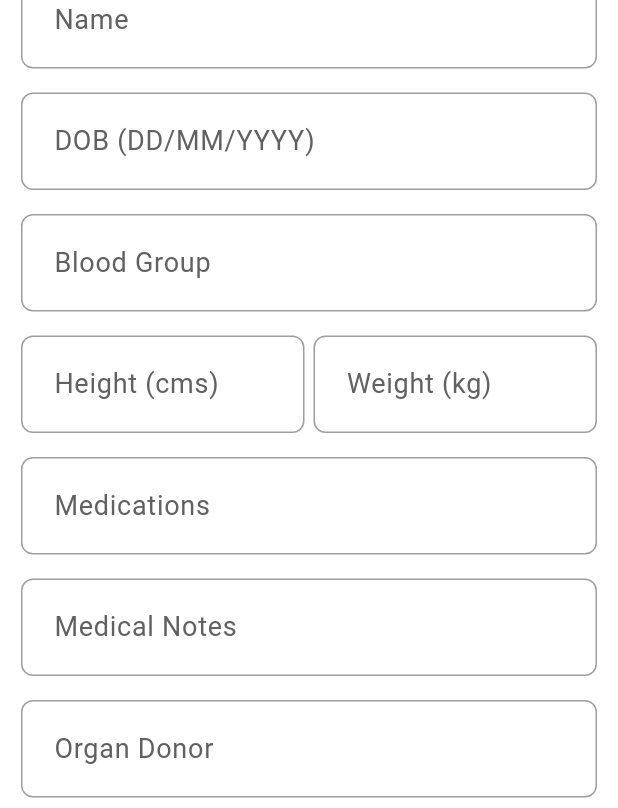
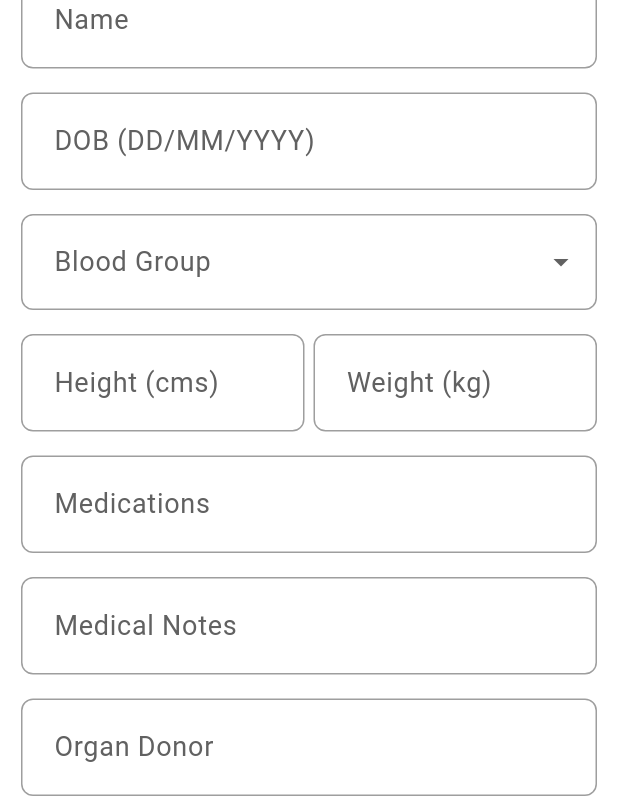
Before and after one commit to Pragades-Rajagopal/pillie-app, a Flutter app: the ViewProfilePage screen opened directly with empty values, after a tap on "Edit Profile", on a phone screen of 412 x 824 dp. Shown: the part 428-1236 px from the top of the screen. Run offline on Flutter 3.47's test engine with Material 3 defaults, Android fonts, the phone set to English and light mode, and no system bars; our stand-ins replace image_picker, supabase_flutter; accounts and stored records are empty; statements that could not run were skipped.

Commit message:
added edit profile functionality

```diff
--- a/lib/app/profile/pages/edit_profile_page.dart
+++ b/lib/app/profile/pages/edit_profile_page.dart
@@ -4,12 +4,13 @@ import 'package:flutter/material.dart';
 import 'package:flutter/services.dart';
 
 import 'package:image_picker/image_picker.dart';
-import 'package:pillie/app/pill/pages/pill_list_page.dart';
+import 'package:pillie/components/drop_down_field.dart';
 import 'package:pillie/components/text_button.dart';
 import 'package:pillie/components/text_form_field.dart';
 import 'package:pillie/app/user/services/user_service.dart';
 import 'package:pillie/models/user_model.dart';
 import 'package:pillie/utils/dotenv.dart';
+import 'package:pillie/utils/helper_functions.dart';
 import 'package:supabase_flutter/supabase_flutter.dart';
 
 // Custom input formatter for DD/MM/YYYY
@@ -44,7 +45,7 @@ class EditProfilePage extends StatefulWidget {
 }
 
 class _EditProfilePageState extends State<EditProfilePage> {
-  final db = UserService();
+  final UserService userService = UserService();
   final GlobalKey<FormState> _formKey = GlobalKey<FormState>();
   final _nameController = TextEditingController();
   final _dobController = TextEditingController();
@@ -55,7 +56,46 @@ class _EditProfilePageState extends State<EditProfilePage> {
   final _medicationController = TextEditingController();
   final _medicalNotesController = TextEditingController();
   final _organDonorController = TextEditingController();
+  String _imgUrl = "";
   File? _imgFile;
+
+  // if the route is not "/", then load existing user data
+  @override
+  void initState() {
+    super.initState();
+    if (widget.route != "/") {
+      _loadUserData();
+    }
+  }
+
+  void _loadUserData() async {
+    final userInfo = await userService.getUser(widget.userId);
+    if (userInfo != null && userInfo.isNotEmpty) {
+      final user = UserModel.fromMap(userInfo[0]);
+      setState(() {
+        _nameController.text = user.name ?? '';
+        _dobController.text = convertDateFormat(
+          user.dob!,
+          format: 'dmy',
+          separator: '-',
+        );
+        _bloodGroupController.text = user.bloodGroup ?? '';
+        _heightController.text = user.height != null
+            ? user.height.toString()
+            : '';
+        _weightController.text = user.weight != null
+            ? user.weight.toString()
+            : '';
+        _medicationController.text = user.medications ?? '';
+        _medicalNotesController.text = user.medicalNotes ?? '';
+        _organDonorController.text = user.organDonor ?? '';
+        // Load image from URL if available
+        if (user.img != null && user.img!.isNotEmpty) {
+          _imgUrl = user.img!;
+        }
+      });
+    }
+  }
 
   Future pickImage() async {
     final ImagePicker picker = ImagePicker();
@@ -87,10 +127,10 @@ class _EditProfilePageState extends State<EditProfilePage> {
       // Check if text fields are not null
       if (_formKey.currentState!.validate()) {
         final imageUrl = await uploadImage();
-        await db.addUser(
+        await userService.upsertUser(
           UserModel(
             name: _nameController.text,
-            img: imageUrl,
+            img: imageUrl ?? _imgUrl,
             dob: sanitizeInput(_dobController),
             height: _heightController.text.isNotEmpty
                 ? int.tryParse(sanitizeInput(_heightController).toString())
@@ -105,13 +145,11 @@ class _EditProfilePageState extends State<EditProfilePage> {
           ),
         );
         if (mounted) {
-          Navigator.push(
-            context,
-            MaterialPageRoute(builder: (context) => const PillListPage()),
-          );
+          Navigator.of(context).pop(true);
         }
       }
     } catch (e) {
+      print(e);
       if (mounted) {
         ScaffoldMessenger.of(
           context,
@@ -161,6 +199,11 @@ class _EditProfilePageState extends State<EditProfilePage> {
                           CircleAvatar(
                             radius: 80,
                             backgroundImage: FileImage(_imgFile!),
+                          ),
+                        } else if (_imgUrl.isNotEmpty) ...{
+                          CircleAvatar(
+                            radius: 80,
+                            backgroundImage: NetworkImage(_imgUrl),
                           ),
                         } else ...{
                           CircleAvatar(
@@ -222,15 +265,20 @@ class _EditProfilePageState extends State<EditProfilePage> {
                       },
                     ),
                     const SizedBox(height: 16),
-                    AppTextFormField(
-                      labelText: 'Blood Group',
-                      textController: _bloodGroupController,
-                      validator: (value) {
-                        if (value!.isNotEmpty && value.length <= 1) {
-                          return "Enter the appropriate blood group";
-                        }
-                        return null;
-                      },
+                    // AppTextFormField(
+                    //   labelText: 'Blood Group',
+                    //   textController: _bloodGroupController,
+                    //   validator: (value) {
+                    //     if (value!.isNotEmpty && value.length <= 1) {
+                    //       return "Enter the appropriate blood group";
+                    //     }
+                    //     return null;
+                    //   },
+                    // ),
+                    AppDropDownField(
+                      items: ['A+', 'A-', 'B+', 'B-', 'AB+', 'AB-', 'O+', 'O-'],
+                      controller: _bloodGroupController,
+                      label: 'Blood Group',
                     ),
                     const SizedBox(height: 16),
                     Row(
--- a/lib/app/profile/pages/view_profile_page.dart
+++ b/lib/app/profile/pages/view_profile_page.dart
@@ -2,6 +2,7 @@ import 'package:flutter/material.dart';
 import 'package:pillie/app/profile/pages/edit_profile_page.dart';
 import 'package:pillie/components/text_link.dart';
 import 'package:pillie/models/user_model.dart';
+import 'package:pillie/app/user/services/user_service.dart';
 import 'package:pillie/utils/helper_functions.dart';
 
 class ViewProfilePage extends StatefulWidget {
@@ -13,9 +14,27 @@ class ViewProfilePage extends StatefulWidget {
 }
 
 class _ViewProfilePageState extends State<ViewProfilePage> {
+  UserModel? _userInfo;
+  final UserService _userService = UserService();
+
+  @override
+  void initState() {
+    super.initState();
+    _userInfo = widget.userProfileInfo;
+  }
+
+  Future<void> _refreshUserInfo() async {
+    final userInfoList = await _userService.getUser(_userInfo?.id ?? "");
+    if (userInfoList != null && userInfoList.isNotEmpty) {
+      setState(() {
+        _userInfo = UserModel.fromMap(userInfoList[0]);
+      });
+    }
+  }
+
   @override
   Widget build(BuildContext context) {
-    final userInfo = widget.userProfileInfo;
+    final userInfo = _userInfo;
     return Scaffold(
       body: CustomScrollView(
         slivers: [
@@ -34,7 +53,7 @@ class _ViewProfilePageState extends State<ViewProfilePage> {
                       mainAxisAlignment: MainAxisAlignment.end,
                       children: [
                         Text(
-                          '${userInfo.name}',
+                          userInfo?.name ?? '-',
                           style: const TextStyle(
                             color: Colors.black,
                             fontSize: 14.0,
@@ -44,9 +63,17 @@ class _ViewProfilePageState extends State<ViewProfilePage> {
                       ],
                     ),
                   ),
+                  if (userInfo?.img != null && userInfo!.img!.isNotEmpty) ...{
                     CircleAvatar(
                       backgroundImage: NetworkImage('${userInfo.img}'),
                     ),
+                  } else ...{
+                    const CircleAvatar(
+                      radius: 20,
+                      backgroundColor: Colors.white,
+                      child: Icon(Icons.person, size: 32, color: Colors.blue),
+                    ),
+                  },
                 ],
               ),
               stretchModes: const [StretchMode.fadeTitle],
@@ -62,12 +89,12 @@ class _ViewProfilePageState extends State<ViewProfilePage> {
               child: Column(
                 crossAxisAlignment: CrossAxisAlignment.start,
                 children: [
-                  dataElement('Blood Group', userInfo.bloodGroup),
+                  dataElement('Blood Group', userInfo?.bloodGroup),
                   dataElement(
                     'DOB',
-                    userInfo.dob != null
+                    userInfo?.dob != null
                         ? convertDateFormat(
-                            userInfo.dob.toString(),
+                            userInfo!.dob.toString(),
                             format: 'dmy',
                             separator: '-',
                           )
@@ -75,25 +102,30 @@ class _ViewProfilePageState extends State<ViewProfilePage> {
                   ),
                   dataElement(
                     'Height',
-                    userInfo.height != null ? userInfo.height.toString() : '',
+                    userInfo?.height != null ? userInfo!.height.toString() : '',
                   ),
                   dataElement(
                     'Weight',
-                    userInfo.weight != null ? userInfo.weight.toString() : '',
+                    userInfo?.weight != null ? userInfo!.weight.toString() : '',
                   ),
-                  dataElement('Medications', userInfo.medications),
-                  dataElement('Medical Notes', userInfo.medicalNotes),
-                  dataElement('Organ Donor', userInfo.organDonor),
+                  dataElement('Medications', userInfo?.medications),
+                  dataElement('Medical Notes', userInfo?.medicalNotes),
+                  dataElement('Organ Donor', userInfo?.organDonor),
                   const SizedBox(height: 20),
                   AppTextLink(
-                    onTap: () => Navigator.of(context).push(
+                    onTap: () async {
+                      final result = await Navigator.of(context).push(
                         MaterialPageRoute(
                           builder: (context) => EditProfilePage(
-                          userId: userInfo.id!,
+                            userId: userInfo?.id ?? '',
                             route: "/profile",
                           ),
                         ),
-                    ),
+                      );
+                      if (result == true) {
+                        await _refreshUserInfo();
+                      }
+                    },
                     linkText: 'Edit Profile',
                   ),
                 ],
--- /dev/null
+++ b/lib/components/drop_down_field.dart
@@ -0,0 +1,114 @@
+import 'package:flutter/material.dart';
+
+class AppDropDownField extends StatefulWidget {
+  final List<String> items;
+  final TextEditingController controller;
+  final String? Function(String?)? validator;
+  final String label;
+
+  const AppDropDownField({
+    super.key,
+    required this.items,
+    required this.controller,
+    this.validator,
+    required this.label,
+  });
+
+  @override
+  State<AppDropDownField> createState() => _AppDropDownFieldState();
+}
+
+class _AppDropDownFieldState extends State<AppDropDownField> {
+  String? selectedValue;
+
+  @override
+  void initState() {
+    super.initState();
+    _syncWithController();
+    widget.controller.addListener(_controllerListener);
+  }
+
+  @override
+  void didUpdateWidget(covariant AppDropDownField oldWidget) {
+    super.didUpdateWidget(oldWidget);
+    if (oldWidget.controller != widget.controller) {
+      oldWidget.controller.removeListener(_controllerListener);
+      widget.controller.addListener(_controllerListener);
+      _syncWithController();
+    }
+  }
+
+  @override
+  void dispose() {
+    widget.controller.removeListener(_controllerListener);
+    super.dispose();
+  }
+
+  void _controllerListener() {
+    if (widget.controller.text != selectedValue &&
+        widget.items.contains(widget.controller.text)) {
+      setState(() {
+        selectedValue = widget.controller.text;
+      });
+    }
+  }
+
+  void _syncWithController() {
+    if (widget.controller.text.isNotEmpty &&
+        widget.items.contains(widget.controller.text)) {
+      selectedValue = widget.controller.text;
+    } else {
+      selectedValue = null;
+    }
+  }
+
+  @override
+  Widget build(BuildContext context) {
+    return DropdownButtonFormField<String>(
+      padding: EdgeInsets.symmetric(horizontal: 12, vertical: 4),
+      initialValue: selectedValue,
+      decoration: InputDecoration(
+        labelText: widget.label,
+        labelStyle: TextStyle(
+          color: Theme.of(context).colorScheme.secondary,
+          fontSize: 18,
+        ),
+        enabledBorder: OutlineInputBorder(
+          borderSide: BorderSide(
+            color: Theme.of(context).colorScheme.tertiary,
+            width: 1.0,
+          ),
+          borderRadius: const BorderRadius.all(Radius.circular(8.0)),
+          gapPadding: 10,
+        ),
+        focusedBorder: OutlineInputBorder(
+          borderSide: BorderSide(
+            color: Theme.of(context).colorScheme.tertiary,
+            width: 1.0,
+          ),
+          borderRadius: const BorderRadius.all(Radius.circular(8.0)),
+        ),
+        fillColor: Theme.of(context).colorScheme.surface,
+        filled: true,
+        counterText: "",
+      ),
+      items: widget.items
+          .map(
+            (item) => DropdownMenuItem<String>(
+              value: item,
+              child: Text(item, style: TextStyle(fontSize: 22)),
+            ),
+          )
+          .toList(),
+      onChanged: (value) {
+        setState(() {
+          selectedValue = value;
+          widget.controller.text = value ?? '';
+        });
+      },
+
+      // set the initial value of the dropdown
+      validator: widget.validator,
+    );
+  }
+}
--- a/lib/components/text_form_field.dart
+++ b/lib/components/text_form_field.dart
@@ -66,7 +66,7 @@ class AppTextFormField extends StatelessWidget {
         focusColor: Theme.of(context).colorScheme.secondary,
         counterText: "",
       ),
-      cursorColor: Theme.of(context).colorScheme.primary,
+      cursorColor: Colors.black,
       obscureText: obscureText ?? false,
       keyboardType: keyboardType,
       inputFormatters: inputFormatters,
```
Also changed, not shown: lib/app/user/services/user_service.dart (+2 -10 lines). Lines whose indentation alone changed are shown as unchanged.
